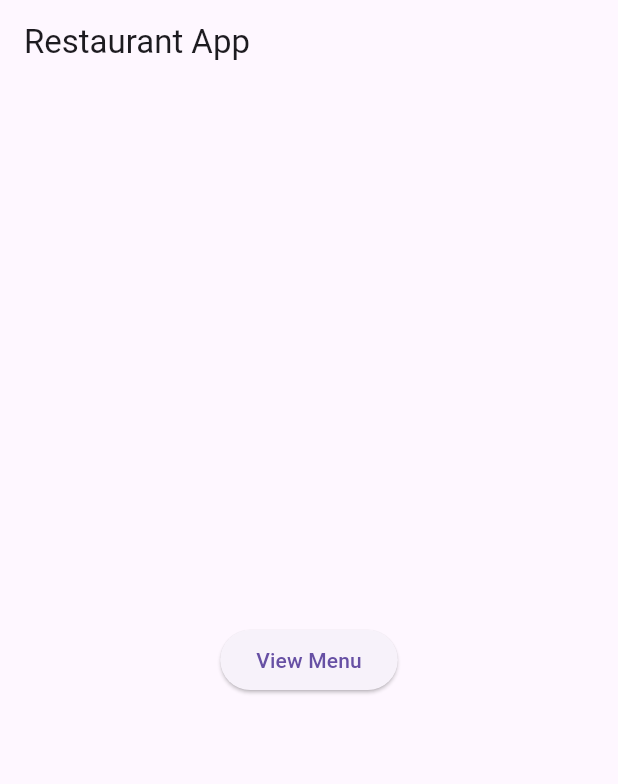
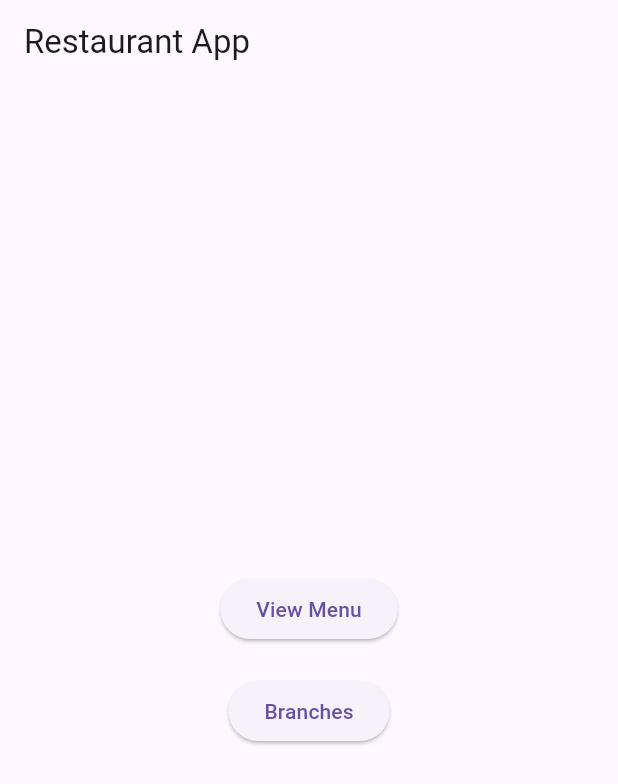
Before and after one commit to naimislam817/basic, a Flutter app: the screen it shows after launch, on a phone screen of 412 x 824 dp. Shown: the top 784 px of the screen. Run offline on Flutter 3.47's test engine with Material 3 defaults, Android fonts, the phone set to English and light mode, and no system bars.

Commit message:
2nd Edit

```diff
--- a/lib/main.dart
+++ b/lib/main.dart
@@ -1,5 +1,6 @@
 import 'package:flutter/material.dart';
 import 'menu.dart';
+import 'location.dart'; // Importing location.dart file which contains LocationPage
 
 void main() {
   runApp(MyApp());
@@ -13,9 +14,11 @@ class MyApp extends StatelessWidget {
       theme: ThemeData(
         primarySwatch: Colors.blue,
       ),
-      home: HomePage(),
+      initialRoute: '/', // Set the initial route to home
       routes: {
-        '/menu': (context) => MenuPage(),
+        '/': (context) => HomePage(), // Home route
+        '/menu': (context) => MenuPage(), // Menu route
+        '/branches': (context) => LocationPage(), // Branches route
       },
     );
   }
@@ -29,11 +32,23 @@ class HomePage extends StatelessWidget {
         title: Text('Restaurant App'),
       ),
       body: Center(
-        child: ElevatedButton(
-          onPressed: () {
-            Navigator.pushNamed(context, '/menu');
-          },
-          child: Text('View Menu'),
+        child: Column(
+          mainAxisAlignment: MainAxisAlignment.center,
+          children: [
+            ElevatedButton(
+              onPressed: () {
+                Navigator.pushNamed(context, '/menu');
+              },
+              child: Text('View Menu'),
+            ),
+            SizedBox(height: 20),
+            ElevatedButton(
+              onPressed: () {
+                Navigator.pushNamed(context, '/branches');
+              },
+              child: Text('Branches'),
+            ),
+          ],
         ),
       ),
     );
```
Also changed, not shown: lib/location.dart (added, +52 -0 lines).
